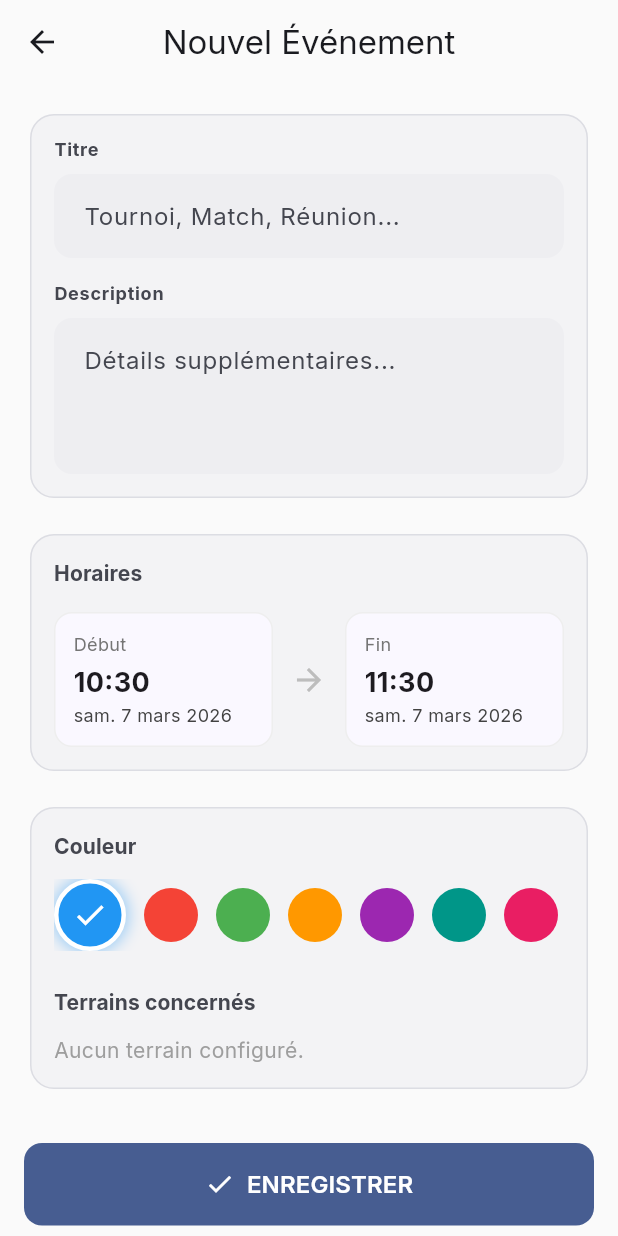
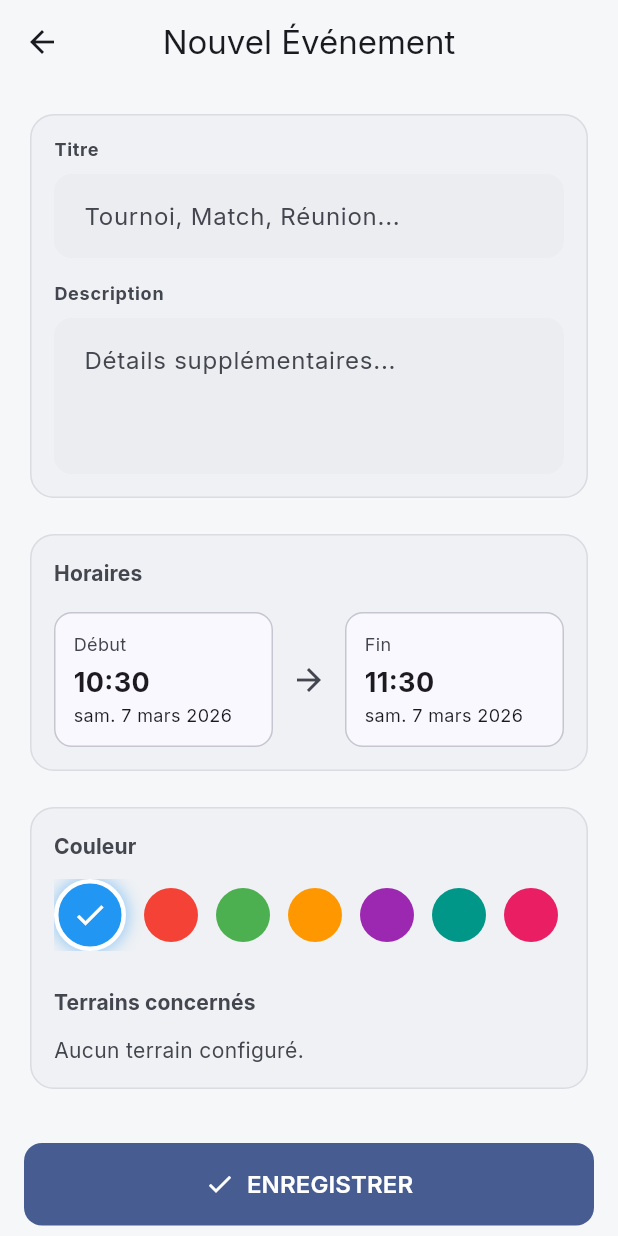
Before and after one commit to Simokes/tenniscourtcare, a Flutter app: the CalendarScreen screen opened by its route, after a tap on "Événement", on a phone screen of 412 x 824 dp. Run offline on Flutter 3.47's test engine with Material 3 defaults, Android fonts, the phone set to English and light mode, and no system bars; our stand-ins replace cloud_firestore, cloud_functions, connectivity_plus, drift, firebase_auth, firebase_core and 12 more; missing offline and left inert: cryptography, dart:js_interop, dart_jsonwebtoken; accounts and stored records are empty; generated files the repository leaves out were written again.

Commit message:
refactor: Phase 3A UI coherence for Weather and Calendar
Co-authored-by: Simokes <186972204+Simokes@users.noreply.github.com>

```diff
--- a/lib/features/calendar/presentation/screens/add_edit_event_screen.dart
+++ b/lib/features/calendar/presentation/screens/add_edit_event_screen.dart
@@ -1,4 +1,5 @@
 import 'package:flutter/material.dart';
+import 'package:tenniscourtcare/core/theme/dashboard_theme_extension.dart';
 import 'package:flutter_riverpod/flutter_riverpod.dart';
 import 'package:intl/intl.dart';
 import '../../providers/event_provider.dart';
@@ -177,7 +178,7 @@ class _AddEditEventScreenState extends ConsumerState<AddEditEventScreen> {
           ),
           TextButton(
             onPressed: () => Navigator.pop(context, true),
-            child: const Text('Supprimer', style: TextStyle(color: Colors.red)),
+            child: Text('Supprimer', style: TextStyle(color: Theme.of(context).extension<DashboardColors>()!.dangerColor)),
           ),
         ],
       ),
@@ -211,7 +212,7 @@ class _AddEditEventScreenState extends ConsumerState<AddEditEventScreen> {
     final terrainsAsync = ref.watch(terrainsProvider);
 
     return Scaffold(
-      backgroundColor: Colors.grey.shade50,
+
       appBar: AppBar(
         title: Text(
           widget.eventToEdit == null
@@ -224,7 +225,7 @@ class _AddEditEventScreenState extends ConsumerState<AddEditEventScreen> {
         actions: [
           if (widget.eventToEdit != null)
             IconButton(
-              icon: const Icon(Icons.delete_outline, color: Colors.red),
+              icon: Icon(Icons.delete_outline, color: Theme.of(context).extension<DashboardColors>()!.dangerColor),
               onPressed: _delete,
             ),
         ],
@@ -284,7 +285,7 @@ class _AddEditEventScreenState extends ConsumerState<AddEditEventScreen> {
                           ),
                         ),
                         const SizedBox(width: 12),
-                        Icon(Icons.arrow_forward, color: Colors.grey.shade400),
+                        Icon(Icons.arrow_forward, color: Theme.of(context).colorScheme.onSurfaceVariant),
                         const SizedBox(width: 12),
                         Expanded(
                           child: _buildDateTimeTile(
@@ -374,9 +375,9 @@ class _AddEditEventScreenState extends ConsumerState<AddEditEventScreen> {
                     terrainsAsync.when(
                       data: (terrains) {
                         if (terrains.isEmpty) {
-                          return const Text(
+                          return Text(
                             'Aucun terrain configuré.',
-                            style: TextStyle(color: Colors.grey),
+                            style: TextStyle(color: Theme.of(context).colorScheme.onSurfaceVariant),
                           );
                         }
                         return Wrap(
@@ -409,7 +410,7 @@ class _AddEditEventScreenState extends ConsumerState<AddEditEventScreen> {
                                 side: BorderSide(
                                   color: isSelected
                                       ? Colors.transparent
-                                      : Colors.grey.shade300,
+                                      : Theme.of(context).colorScheme.outlineVariant,
                                 ),
                               ),
                             );
@@ -455,14 +456,14 @@ class _AddEditEventScreenState extends ConsumerState<AddEditEventScreen> {
         decoration: BoxDecoration(
           color: Theme.of(context).colorScheme.surface,
           borderRadius: BorderRadius.circular(12),
-          border: Border.all(color: Colors.grey.shade200),
+          border: Border.all(color: Theme.of(context).colorScheme.outlineVariant),
         ),
         child: Column(
           crossAxisAlignment: CrossAxisAlignment.start,
           children: [
             Text(
               label,
-              style: TextStyle(color: Colors.grey.shade600, fontSize: 12),
+              style: TextStyle(color: Theme.of(context).colorScheme.onSurfaceVariant, fontSize: 12),
             ),
             const SizedBox(height: 4),
             Text(
@@ -471,7 +472,7 @@ class _AddEditEventScreenState extends ConsumerState<AddEditEventScreen> {
             ),
             Text(
               dateFormat.format(dateTime),
-              style: TextStyle(color: Colors.grey.shade800, fontSize: 12),
+              style: TextStyle(color: Theme.of(context).colorScheme.onSurface, fontSize: 12),
             ),
           ],
         ),
--- a/lib/features/calendar/presentation/screens/calendar_screen.dart
+++ b/lib/features/calendar/presentation/screens/calendar_screen.dart
@@ -45,14 +45,14 @@ class _CalendarScreenState extends ConsumerState<CalendarScreen> {
     final itemsAsync = ref.watch(calendarItemsProvider(_range));
 
     return Scaffold(
-      backgroundColor: Colors.grey.shade50,
+
       appBar: AppBar(
         title: const Text(
           'Calendrier',
           style: TextStyle(fontWeight: FontWeight.bold, fontSize: 20),
         ),
-        backgroundColor: Colors.white,
-        foregroundColor: Colors.black,
+        backgroundColor: Theme.of(context).colorScheme.surface,
+        foregroundColor: Theme.of(context).colorScheme.onSurface,
         elevation: 0,
         centerTitle: false,
         actions: [
@@ -79,7 +79,7 @@ class _CalendarScreenState extends ConsumerState<CalendarScreen> {
           // Calendar Widget
           Container(
             decoration: BoxDecoration(
-              color: Colors.white,
+              color: Theme.of(context).colorScheme.surface,
               borderRadius: const BorderRadius.vertical(
                 bottom: Radius.circular(24),
               ),
@@ -166,7 +166,7 @@ class _CalendarScreenState extends ConsumerState<CalendarScreen> {
                 formatButtonVisible: true,
                 formatButtonShowsNext: false,
                 formatButtonDecoration: BoxDecoration(
-                  border: Border.all(color: Colors.grey.shade300),
+                  border: Border.all(color: Theme.of(context).colorScheme.outlineVariant),
                   borderRadius: BorderRadius.circular(12),
                 ),
                 formatButtonTextStyle: const TextStyle(fontSize: 12),
@@ -175,13 +175,13 @@ class _CalendarScreenState extends ConsumerState<CalendarScreen> {
                   fontSize: 18,
                   fontWeight: FontWeight.bold,
                 ),
-                leftChevronIcon: const Icon(
+                leftChevronIcon: Icon(
                   Icons.chevron_left,
-                  color: Colors.black87,
+                  color: Theme.of(context).colorScheme.onSurface,
                 ),
-                rightChevronIcon: const Icon(
+                rightChevronIcon: Icon(
                   Icons.chevron_right,
-                  color: Colors.black87,
+                  color: Theme.of(context).colorScheme.onSurface,
                 ),
               ),
             ),
@@ -215,13 +215,13 @@ class _CalendarScreenState extends ConsumerState<CalendarScreen> {
                         Icon(
                           Icons.event_busy,
                           size: 64,
-                          color: Colors.grey.shade300,
+                          color: Theme.of(context).colorScheme.outlineVariant,
                         ),
                         const SizedBox(height: 16),
                         Text(
                           'Aucun événement ce jour.',
                           style: TextStyle(
-                            color: Colors.grey.shade500,
+                            color: Theme.of(context).colorScheme.onSurfaceVariant,
                             fontSize: 16,
                           ),
                         ),
@@ -259,7 +259,7 @@ class _CalendarScreenState extends ConsumerState<CalendarScreen> {
           );
         },
         backgroundColor: Theme.of(context).colorScheme.primary,
-        foregroundColor: Colors.white,
+        foregroundColor: Theme.of(context).colorScheme.onPrimary,
         elevation: 4,
         icon: const Icon(Icons.add),
         label: const Text('Événement'),
@@ -403,7 +403,7 @@ class _CalendarItemCard extends ConsumerWidget {
                           item.description!,
                           style: TextStyle(
                             fontSize: 13,
-                            color: Colors.grey.shade600,
+                            color: Theme.of(context).colorScheme.onSurfaceVariant,
                           ),
                           maxLines: 2,
                           overflow: TextOverflow.ellipsis,
@@ -415,7 +415,7 @@ class _CalendarItemCard extends ConsumerWidget {
                         Icon(
                           Icons.access_time,
                           size: 14,
-                          color: Colors.grey.shade500,
+                          color: Theme.of(context).colorScheme.onSurfaceVariant,
                         ),
                         const SizedBox(width: 4),
                         Text(
@@ -424,7 +424,7 @@ class _CalendarItemCard extends ConsumerWidget {
                               : '${dateFormat.format(item.startTime)} - ${dateFormat.format(item.endTime)}',
                           style: TextStyle(
                             fontSize: 12,
-                            color: Colors.grey.shade600,
+                            color: Theme.of(context).colorScheme.onSurfaceVariant,
                             fontWeight: FontWeight.w500,
                           ),
                         ),
@@ -433,7 +433,7 @@ class _CalendarItemCard extends ConsumerWidget {
                           Icon(
                             Icons.location_on,
                             size: 14,
-                            color: Colors.grey.shade500,
+                            color: Theme.of(context).colorScheme.onSurfaceVariant,
                           ),
                           const SizedBox(width: 4),
                           Expanded(
@@ -441,7 +441,7 @@ class _CalendarItemCard extends ConsumerWidget {
                               item.location!,
                               style: TextStyle(
                                 fontSize: 12,
-                                color: Colors.grey.shade600,
+                                color: Theme.of(context).colorScheme.onSurfaceVariant,
                                 fontWeight: FontWeight.w500,
                               ),
                               overflow: TextOverflow.ellipsis,
```
Also changed, not shown: lib/features/weather/presentation/screens/weather_screen.dart (+15 -12 lines), lib/features/weather/presentation/widgets/weather_badge.dart (+4 -3 lines), lib/features/weather/presentation/widgets/weather_widgets.dart (+27 -25 lines).
